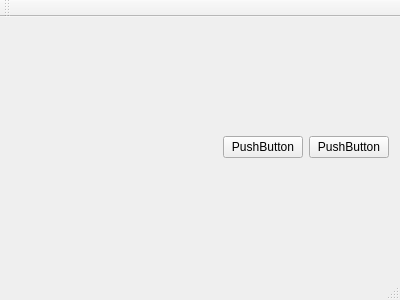
Old version of the form cwhiteboard/example/test1/mainwindow.ui in the repository weinkym/src_miao.
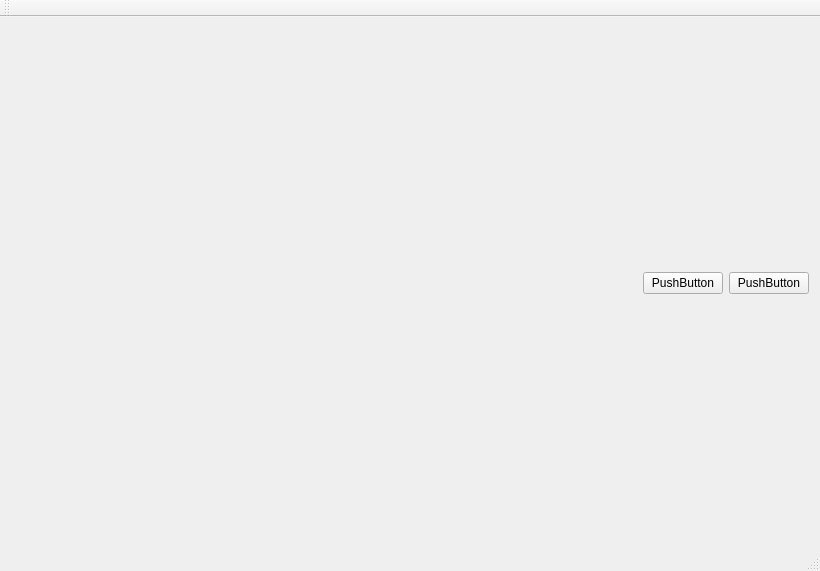
New version of the form.

```diff
--- a/cwhiteboard/example/test1/mainwindow.ui
+++ b/cwhiteboard/example/test1/mainwindow.ui
@@ -6,8 +6,8 @@
    <rect>
     <x>0</x>
     <y>0</y>
-    <width>400</width>
-    <height>300</height>
+    <width>820</width>
+    <height>571</height>
    </rect>
   </property>
   <property name="windowTitle">
```
Left out of the diff: 2 changed lines with no effect on the pictures.
